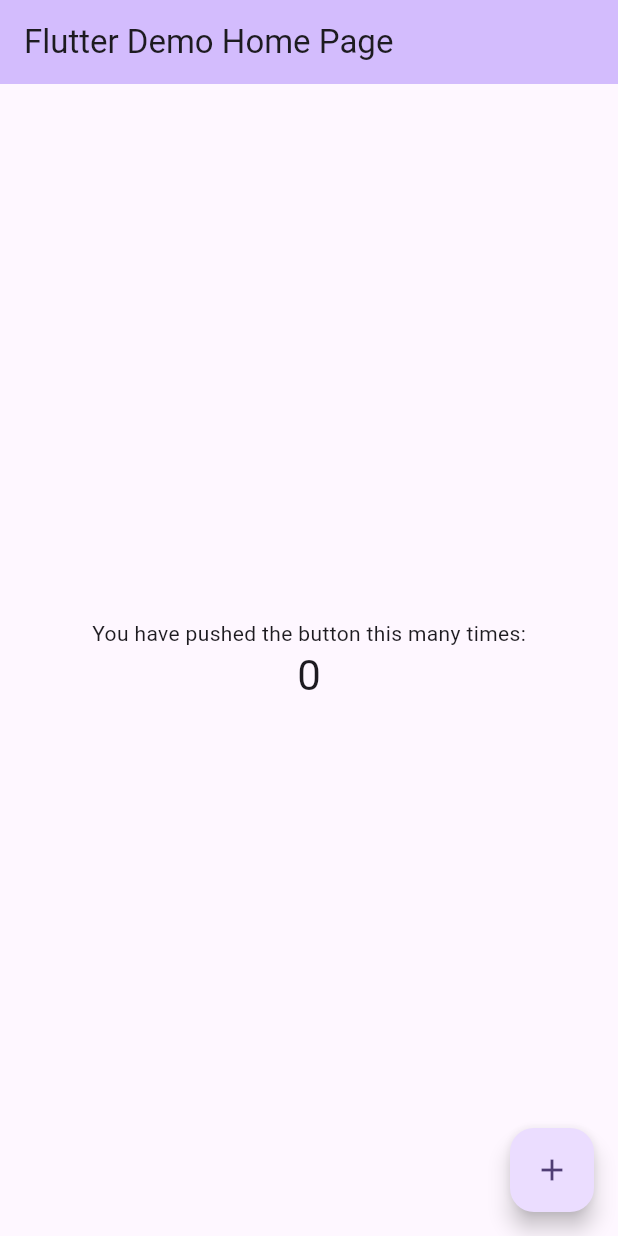
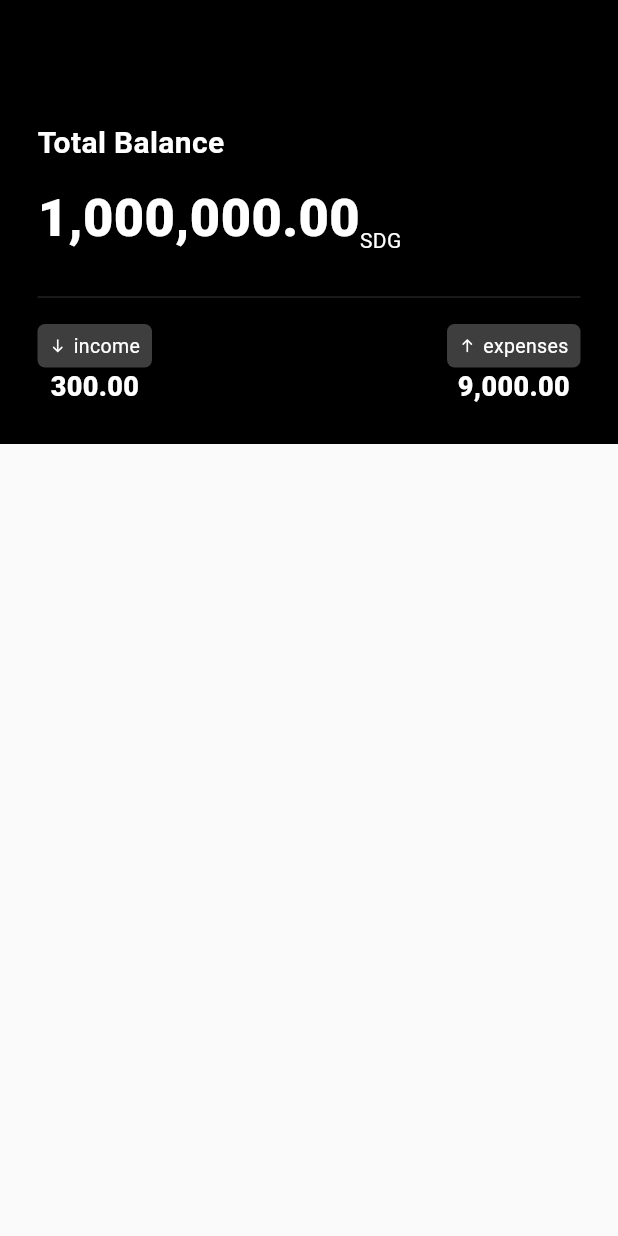
Before and after one commit to ahmedammarsd/expenses_simple_app, a Flutter app: the screen it shows after launch, on a phone screen of 412 x 824 dp. Run offline on Flutter 3.47's test engine with Material 3 defaults, Android fonts, the phone set to English and light mode, and no system bars; our stand-ins replace flutter_svg.

Commit message:
finish init project and some updates in card of total balance

```diff
--- /dev/null
+++ b/lib/colors/colors.dart
@@ -0,0 +1,8 @@
+import 'package:flutter/material.dart';
+
+Color kWhite = const Color(0xffffffff);
+Color kWhiteTwo = const Color(0xffe6e6e6);
+Color kWhiteThree = const Color(0xffcccccc);
+Color kBlack = const Color(0xff000000);
+Color kBlackTwo = const Color(0xffa1a1a1);
+Color kBlackThree = const Color(0xff333333);
--- /dev/null
+++ b/lib/home.dart
@@ -0,0 +1,26 @@
+import 'package:expenses_test_app/colors/colors.dart';
+import 'package:expenses_test_app/widgets/info_account.dart';
+import 'package:flutter/material.dart';
+
+class HomePage extends StatefulWidget {
+  const HomePage({super.key});
+
+  @override
+  State<HomePage> createState() => _HomePageState();
+}
+
+class _HomePageState extends State<HomePage> {
+  @override
+  Widget build(BuildContext context) {
+    return Scaffold(
+      appBar: AppBar(
+        backgroundColor: kBlack,
+      ),
+      body: const Column(
+        children: [
+          InfoAccount(),
+        ],
+      ),
+    );
+  }
+}
--- a/lib/main.dart
+++ b/lib/main.dart
@@ -1,3 +1,5 @@
+import 'package:expenses_test_app/colors/colors.dart';
+import 'package:expenses_test_app/home.dart';
 import 'package:flutter/material.dart';
 
 void main() {
@@ -11,115 +13,18 @@
   @override
   Widget build(BuildContext context) {
     return MaterialApp(
-      title: 'Flutter Demo',
+      title: 'Expenses App',
+      debugShowCheckedModeBanner: false,
       theme: ThemeData(
-        // This is the theme of your application.
-        //
-        // TRY THIS: Try running your application with "flutter run". You'll see
-        // the application has a purple toolbar. Then, without quitting the app,
-        // try changing the seedColor in the colorScheme below to Colors.green
-        // and then invoke "hot reload" (save your changes or press the "hot
-        // reload" button in a Flutter-supported IDE, or press "r" if you used
-        // the command line to start the app).
-        //
-        // Notice that the counter didn't reset back to zero; the application
-        // state is not lost during the reload. To reset the state, use hot
-        // restart instead.
-        //
-        // This works for code too, not just values: Most code changes can be
-        // tested with just a hot reload.
-        colorScheme: ColorScheme.fromSeed(seedColor: Colors.deepPurple),
-        useMaterial3: true,
+        textTheme: Theme.of(context).textTheme.apply(
+              bodyColor: kWhite,
+            ), //to Change the primary color of text
+        colorScheme: ColorScheme.fromSeed(
+          seedColor: Colors.deepPurple,
+        ),
+        useMaterial3: false,
       ),
-      home: const MyHomePage(title: 'Flutter Demo Home Page'),
+      home: const HomePage(),
     );
   }
 }
-
-class MyHomePage extends StatefulWidget {
-  const MyHomePage({super.key, required this.title});
-
-  // This widget is the home page of your application. It is stateful, meaning
-  // that it has a State object (defined below) that contains fields that affect
-  // how it looks.
-
-  // This class is the configuration for the state. It holds the values (in this
-  // case the title) provided by the parent (in this case the App widget) and
-  // used by the build method of the State. Fields in a Widget subclass are
-  // always marked "final".
-
-  final String title;
-
-  @override
-  State<MyHomePage> createState() => _MyHomePageState();
-}
-
-class _MyHomePageState extends State<MyHomePage> {
-  int _counter = 0;
-
-  void _incrementCounter() {
-    setState(() {
-      // This call to setState tells the Flutter framework that something has
-      // changed in this State, which causes it to rerun the build method below
-      // so that the display can reflect the updated values. If we changed
-      // _counter without calling setState(), then the build method would not be
-      // called again, and so nothing would appear to happen.
-      _counter++;
-    });
-  }
-
-  @override
-  Widget build(BuildContext context) {
-    // This method is rerun every time setState is called, for instance as done
-    // by the _incrementCounter method above.
-    //
-    // The Flutter framework has been optimized to make rerunning build methods
-    // fast, so that you can just rebuild anything that needs updating rather
-    // than having to individually change instances of widgets.
-    return Scaffold(
-      appBar: AppBar(
-        // TRY THIS: Try changing the color here to a specific color (to
-        // Colors.amber, perhaps?) and trigger a hot reload to see the AppBar
-        // change color while the other colors stay the same.
-        backgroundColor: Theme.of(context).colorScheme.inversePrimary,
-        // Here we take the value from the MyHomePage object that was created by
-        // the App.build method, and use it to set our appbar title.
-        title: Text(widget.title),
-      ),
-      body: Center(
-        // Center is a layout widget. It takes a single child and positions it
-        // in the middle of the parent.
-        child: Column(
-          // Column is also a layout widget. It takes a list of children and
-          // arranges them vertically. By default, it sizes itself to fit its
-          // children horizontally, and tries to be as tall as its parent.
-          //
-          // Column has various properties to control how it sizes itself and
-          // how it positions its children. Here we use mainAxisAlignment to
-          // center the children vertically; the main axis here is the vertical
-          // axis because Columns are vertical (the cross axis would be
-          // horizontal).
-          //
-          // TRY THIS: Invoke "debug painting" (choose the "Toggle Debug Paint"
-          // action in the IDE, or press "p" in the console), to see the
-          // wireframe for each widget.
-          mainAxisAlignment: MainAxisAlignment.center,
-          children: <Widget>[
-            const Text(
-              'You have pushed the button this many times:',
-            ),
-            Text(
-              '$_counter',
-              style: Theme.of(context).textTheme.headlineMedium,
-            ),
-          ],
-        ),
-      ),
-      floatingActionButton: FloatingActionButton(
-        onPressed: _incrementCounter,
-        tooltip: 'Increment',
-        child: const Icon(Icons.add),
-      ), // This trailing comma makes auto-formatting nicer for build methods.
-    );
-  }
-}
--- /dev/null
+++ b/lib/widgets/info_account.dart
@@ -0,0 +1,118 @@
+import 'package:expenses_test_app/colors/colors.dart';
+import 'package:flutter/material.dart';
+import 'package:flutter_svg/flutter_svg.dart';
+import 'package:intl/intl.dart';
+
+class InfoAccount extends StatefulWidget {
+  const InfoAccount({super.key});
+
+  @override
+  State<InfoAccount> createState() => _InfoAccountState();
+}
+
+class _InfoAccountState extends State<InfoAccount> {
+  final format = NumberFormat("#,##0.00", "en_US");
+  @override
+  Widget build(BuildContext context) {
+    return Container(
+      padding: const EdgeInsets.all(25),
+      width: double.infinity,
+      decoration: BoxDecoration(
+        color: kBlack,
+      ),
+      child: Column(
+        crossAxisAlignment: CrossAxisAlignment.start,
+        children: [
+          Column(
+            crossAxisAlignment: CrossAxisAlignment.start,
+            children: [
+              const Text(
+                "Total Balance",
+                style: TextStyle(fontSize: 20, fontWeight: FontWeight.w600),
+              ),
+              const SizedBox(
+                height: 10,
+              ),
+              Row(
+                crossAxisAlignment: CrossAxisAlignment.end,
+                children: [
+                  Text(
+                    format.format(1000000),
+                    style: const TextStyle(
+                        fontSize: 35, fontWeight: FontWeight.w900),
+                  ),
+                  const Text("SDG")
+                ],
+              ),
+            ],
+          ),
+          const SizedBox(
+            height: 20,
+          ),
+          Divider(
+            color: kWhite.withOpacity(0.2),
+          ),
+          const SizedBox(
+            height: 10,
+          ),
+          const Row(
+            mainAxisAlignment: MainAxisAlignment.spaceBetween,
+            children: [
+              IncomeAndExpenses(svg: "down.svg", type: "income", value: 300),
+              IncomeAndExpenses(svg: "up.svg", type: "expenses", value: 9000),
+            ],
+          ),
+        ],
+      ),
+    );
+  }
+}
+
+class IncomeAndExpenses extends StatelessWidget {
+  const IncomeAndExpenses({
+    super.key,
+    required this.svg,
+    required this.type,
+    required this.value,
+  });
+  final String svg;
+  final String type;
+  final int value;
+  @override
+  Widget build(BuildContext context) {
+    final format = NumberFormat("#,##0.00", "en_US");
+    return Column(
+      crossAxisAlignment: CrossAxisAlignment.center,
+      children: [
+        Container(
+          padding: const EdgeInsets.symmetric(vertical: 5, horizontal: 8),
+          decoration: BoxDecoration(
+              color: kWhiteThree.withOpacity(.3),
+              borderRadius: BorderRadius.circular(5)),
+          child: Row(
+            mainAxisAlignment: MainAxisAlignment.center,
+            children: [
+              SvgPicture.asset(
+                "assets/icons/$svg",
+                width: 11,
+                height: 11,
+                color: kWhite,
+              ),
+              const SizedBox(
+                width: 5,
+              ),
+              Text(
+                type,
+                style: const TextStyle(fontSize: 13),
+              ),
+            ],
+          ),
+        ),
+        Text(
+          format.format(value),
+          style: const TextStyle(fontSize: 18, fontWeight: FontWeight.w900),
+        ),
+      ],
+    );
+  }
+}
--- /dev/null
+++ b/lib/widgets/transaction_widget.dart
@@ -0,0 +1,10 @@
+import 'package:flutter/material.dart';
+
+class Transaction extends StatelessWidget {
+  const Transaction({super.key});
+
+  @override
+  Widget build(BuildContext context) {
+    return const Placeholder();
+  }
+}
```
Also changed, not shown: pubspec.yaml (+7 -6 lines), assets/icons/down.svg (added), assets/icons/up.svg (added), pubspec.lock.
